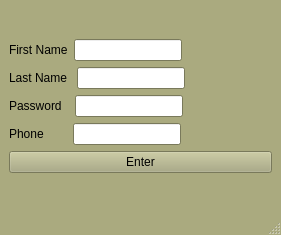
The window that Form.ui (elsobhano/python_AP_fina) describes before a commit, drawn with Qt 5.
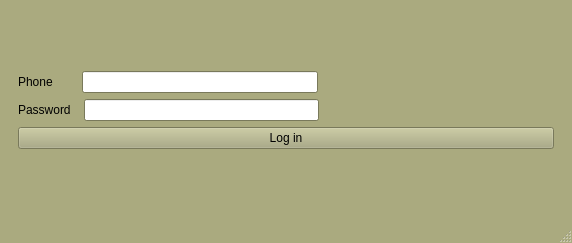
The same window after the commit. The open tabs and pages were chosen to show the change.

```diff
--- a/Form.ui
+++ b/Form.ui
@@ -6,8 +6,8 @@
    <rect>
     <x>0</x>
     <y>0</y>
-    <width>281</width>
-    <height>235</height>
+    <width>572</width>
+    <height>243</height>
    </rect>
   </property>
   <property name="sizePolicy">
@@ -459,13 +459,22 @@
    </palette>
   </property>
   <property name="windowTitle">
-   <string>MainWindow</string>
+   <string>SignUp</string>
   </property>
   <widget class="QWidget" name="centralwidget">
+   <layout class="QHBoxLayout" name="horizontalLayout_5">
+    <item>
+     <widget class="QStackedWidget" name="stackedWidget">
+      <property name="currentIndex">
+       <number>0</number>
+      </property>
+      <widget class="QWidget" name="page">
    <layout class="QVBoxLayout" name="verticalLayout_2">
     <item>
      <layout class="QVBoxLayout" name="verticalLayout">
       <item>
+           <layout class="QHBoxLayout" name="horizontalLayout_2">
+            <item>
        <layout class="QHBoxLayout" name="horizontalLayout">
         <item>
          <widget class="QLabel" name="label">
@@ -493,8 +502,6 @@
        </layout>
       </item>
       <item>
-       <layout class="QHBoxLayout" name="horizontalLayout_2">
-        <item>
          <widget class="QLabel" name="label_2">
           <property name="text">
            <string>Last Name </string>
@@ -519,33 +526,6 @@
         </item>
        </layout>
       </item>
-      <item>
-       <layout class="QHBoxLayout" name="horizontalLayout_3">
-        <item>
-         <widget class="QLabel" name="label_3">
-          <property name="text">
-           <string>Password  </string>
-          </property>
-         </widget>
-        </item>
-        <item>
-         <widget class="QLineEdit" name="PassEdit"/>
-        </item>
-        <item>
-         <spacer name="horizontalSpacer_3">
-          <property name="orientation">
-           <enum>Qt::Horizontal</enum>
-          </property>
-          <property name="sizeHint" stdset="0">
-           <size>
-            <width>40</width>
-            <height>20</height>
-           </size>
-          </property>
-         </spacer>
-        </item>
-       </layout>
-      </item>
       <item>
        <layout class="QHBoxLayout" name="horizontalLayout_4">
         <item>
@@ -573,6 +553,33 @@
         </item>
        </layout>
       </item>
+          <item>
+           <layout class="QHBoxLayout" name="horizontalLayout_3">
+            <item>
+             <widget class="QLabel" name="label_3">
+              <property name="text">
+               <string>Password  </string>
+              </property>
+             </widget>
+            </item>
+            <item>
+             <widget class="QLineEdit" name="PassEdit"/>
+            </item>
+            <item>
+             <spacer name="horizontalSpacer_3">
+              <property name="orientation">
+               <enum>Qt::Horizontal</enum>
+              </property>
+              <property name="sizeHint" stdset="0">
+               <size>
+                <width>40</width>
+                <height>20</height>
+               </size>
+              </property>
+             </spacer>
+            </item>
+           </layout>
+          </item>
       <item>
        <widget class="QPushButton" name="EntButton">
         <property name="palette">
@@ -613,11 +620,121 @@
          </palette>
         </property>
         <property name="text">
-         <string>Enter</string>
+             <string>Sign up</string>
         </property>
        </widget>
       </item>
      </layout>
+        </item>
+       </layout>
+      </widget>
+      <widget class="QWidget" name="page_2">
+       <layout class="QVBoxLayout" name="verticalLayout_4">
+        <item>
+         <layout class="QVBoxLayout" name="verticalLayout_3">
+          <item>
+           <layout class="QHBoxLayout" name="horizontalLayout_8">
+            <item>
+             <widget class="QLabel" name="label_7">
+              <property name="text">
+               <string>Phone       </string>
+              </property>
+             </widget>
+            </item>
+            <item>
+             <widget class="QLineEdit" name="PhoneEdit_2"/>
+            </item>
+            <item>
+             <spacer name="horizontalSpacer_7">
+              <property name="orientation">
+               <enum>Qt::Horizontal</enum>
+              </property>
+              <property name="sizeHint" stdset="0">
+               <size>
+                <width>40</width>
+                <height>20</height>
+               </size>
+              </property>
+             </spacer>
+            </item>
+           </layout>
+          </item>
+          <item>
+           <layout class="QHBoxLayout" name="horizontalLayout_9">
+            <item>
+             <widget class="QLabel" name="label_8">
+              <property name="text">
+               <string>Password  </string>
+              </property>
+             </widget>
+            </item>
+            <item>
+             <widget class="QLineEdit" name="PassEdit_2"/>
+            </item>
+            <item>
+             <spacer name="horizontalSpacer_8">
+              <property name="orientation">
+               <enum>Qt::Horizontal</enum>
+              </property>
+              <property name="sizeHint" stdset="0">
+               <size>
+                <width>40</width>
+                <height>20</height>
+               </size>
+              </property>
+             </spacer>
+            </item>
+           </layout>
+          </item>
+          <item>
+           <widget class="QPushButton" name="EntButton_2">
+            <property name="palette">
+             <palette>
+              <active>
+               <colorrole role="ButtonText">
+                <brush brushstyle="SolidPattern">
+                 <color alpha="255">
+                  <red>0</red>
+                  <green>0</green>
+                  <blue>0</blue>
+                 </color>
+                </brush>
+               </colorrole>
+              </active>
+              <inactive>
+               <colorrole role="ButtonText">
+                <brush brushstyle="SolidPattern">
+                 <color alpha="255">
+                  <red>0</red>
+                  <green>0</green>
+                  <blue>0</blue>
+                 </color>
+                </brush>
+               </colorrole>
+              </inactive>
+              <disabled>
+               <colorrole role="ButtonText">
+                <brush brushstyle="SolidPattern">
+                 <color alpha="255">
+                  <red>0</red>
+                  <green>0</green>
+                  <blue>0</blue>
+                 </color>
+                </brush>
+               </colorrole>
+              </disabled>
+             </palette>
+            </property>
+            <property name="text">
+             <string>Log in</string>
+            </property>
+           </widget>
+          </item>
+         </layout>
+        </item>
+       </layout>
+      </widget>
+     </widget>
     </item>
    </layout>
   </widget>
@@ -626,7 +743,7 @@
     <rect>
      <x>0</x>
      <y>0</y>
-     <width>281</width>
+     <width>572</width>
      <height>26</height>
     </rect>
    </property>
```
Lines whose indentation alone changed are shown as unchanged.
